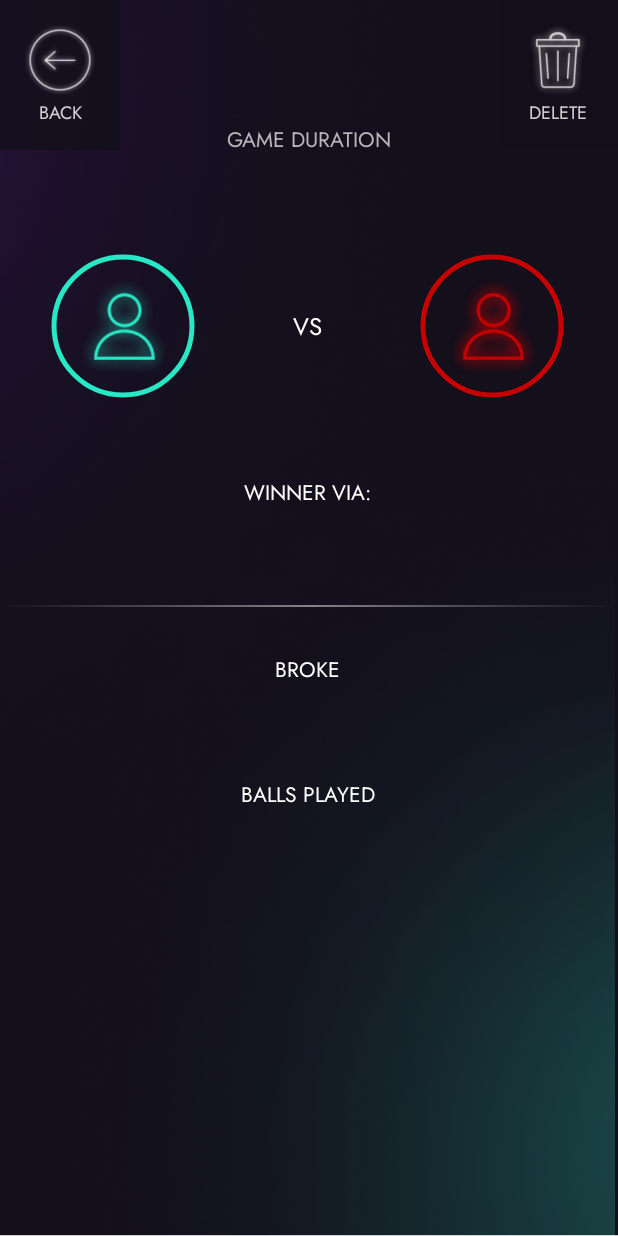
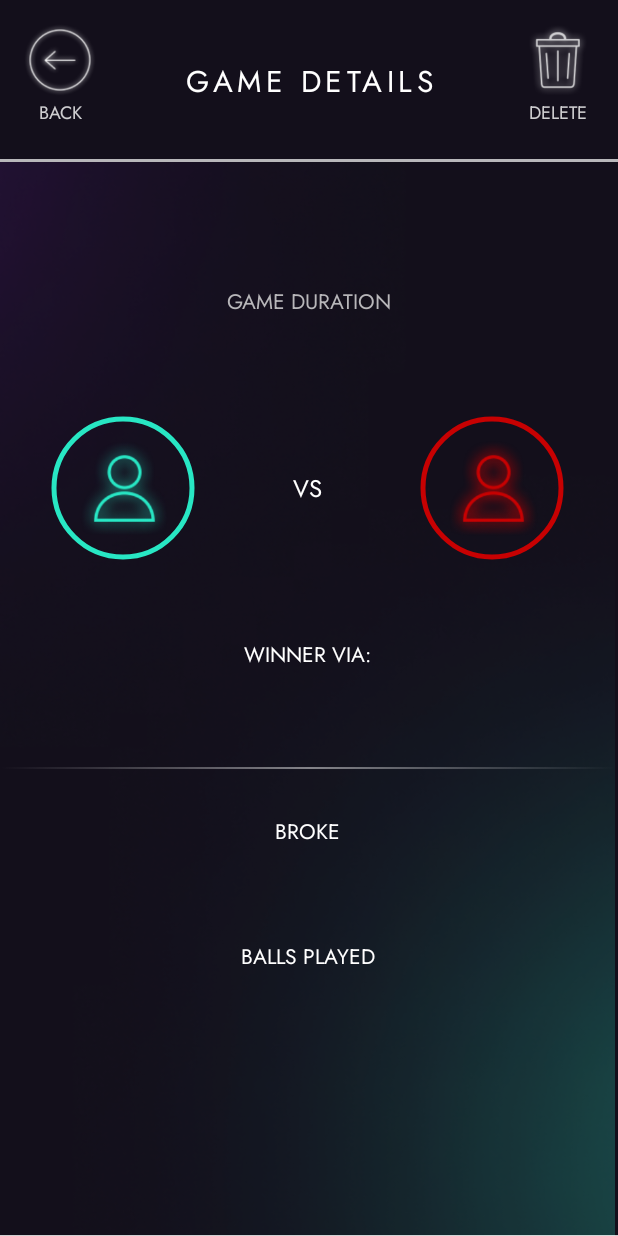
Before and after one commit to ryanDMaule/cornerPocket, an Android app: the HistoryGameDetailsFragment screen opened through its navigation route, on a phone screen of 412 x 824 dp. Run offline under Robolectric (Android 15) with nearby library versions, the phone set to English and light mode, and no system bars; our stand-ins replace AdMob; libraries missing offline, so code that uses them is left out: org.mongodb.kbson; pictures from the network do not load; 1 statement that could not run was skipped.

Commit message:
Added title bar to game details view
+ Fixed bug where deleting a game and returning to history page would still show the deleted game

```diff
--- a/app/src/main/java/com/example/cornerpocket/presentation/history/HistoryFragment.kt
+++ b/app/src/main/java/com/example/cornerpocket/presentation/history/HistoryFragment.kt
@@ -7,7 +7,6 @@ import android.util.Log
 import android.view.LayoutInflater
 import android.view.View
 import android.view.ViewGroup
-import android.widget.Toast
 import androidx.activity.OnBackPressedCallback
 import androidx.appcompat.app.AlertDialog
 import androidx.fragment.app.Fragment
@@ -18,7 +17,6 @@ import androidx.recyclerview.widget.GridLayoutManager
 import androidx.recyclerview.widget.RecyclerView
 import com.example.cornerpocket.Adapters.GameHistoryAdapter
 import com.example.cornerpocket.R
-import com.example.cornerpocket.Utils.DialogUtils
 import com.example.cornerpocket.Utils.FilterFunctions
 import com.example.cornerpocket.Utils.FilterFunctions.Companion.createFilterList
 import com.example.cornerpocket.Utils.FilterFunctions.Companion.createFiltersDialog
--- a/app/src/main/java/com/example/cornerpocket/presentation/history/HistoryGameDetailsFragment.kt
+++ b/app/src/main/java/com/example/cornerpocket/presentation/history/HistoryGameDetailsFragment.kt
@@ -14,6 +14,7 @@ import androidx.appcompat.app.AlertDialog
 import androidx.fragment.app.Fragment
 import androidx.fragment.app.viewModels
 import androidx.navigation.fragment.findNavController
+import androidx.navigation.navGraphViewModels
 import com.example.cornerpocket.R
 import com.example.cornerpocket.Utils.HelperFunctions
 import com.example.cornerpocket.Utils.ImageUtils
@@ -28,6 +29,7 @@ import com.example.cornerpocket.models.RED
 import com.example.cornerpocket.models.SPOT
 import com.example.cornerpocket.models.STRIPE
 import com.example.cornerpocket.models.YELLOW
+import com.example.cornerpocket.viewModels.FilterViewModel
 import com.example.cornerpocket.viewModels.PlayViewModel
 import com.google.android.material.button.MaterialButton
 import org.mongodb.kbson.ObjectId
@@ -38,6 +40,7 @@ class HistoryGameDetailsFragment : Fragment() {
     private var _binding : FragmentGameDetailsBinding? = null
     private val binding get() = _binding!!
     private val viewModel: PlayViewModel by viewModels()
+    private val filterViewModel: FilterViewModel by navGraphViewModels(R.id.historyGraph)
 
     private var passedGame: Game? = null
     //endregion
@@ -201,8 +204,9 @@ class HistoryGameDetailsFragment : Fragment() {
     private fun formatPage() {
         binding.recordCl.visibility = View.GONE
 
-        binding.backButtonConstraint.visibility = View.VISIBLE
-        binding.backButtonConstraint.setOnClickListener {
+        binding.backButton.visibility = View.VISIBLE
+        binding.backText.visibility = View.VISIBLE
+        binding.backButton.setOnClickListener {
             NavigationUtils.navigateAndClearBackStack(
                 findNavController(),
                 R.id.action_historyGameDetailsFragment_to_historyFragment,
@@ -210,8 +214,9 @@ class HistoryGameDetailsFragment : Fragment() {
             )
         }
 
-        binding.deleteButtonConstraint.visibility = View.VISIBLE
-        binding.deleteButtonConstraint.setOnClickListener {
+        binding.deleteButton.visibility = View.VISIBLE
+        binding.deleteText.visibility = View.VISIBLE
+        binding.deleteButton.setOnClickListener {
             removeGameWarningDialog()
         }
 
@@ -247,7 +252,12 @@ class HistoryGameDetailsFragment : Fragment() {
 
         dialogButton2.setOnClickListener {
             Toast.makeText(context, getString(R.string.game_deleted), Toast.LENGTH_SHORT).show()
-
+            if (filterViewModel.unfilteredGameList != null){
+                filterViewModel.unfilteredGameList!!.remove(passedGame)
+            }
+            if (filterViewModel.filteredGameList != null){
+                filterViewModel.filteredGameList!!.remove(passedGame)
+            }
             viewModel.removeGame(passedGame)
             NavigationUtils.navigateAndClearBackStack(
                 findNavController(),
--- a/app/src/main/res/layout/fragment_game_details.xml
+++ b/app/src/main/res/layout/fragment_game_details.xml
@@ -8,13 +8,106 @@
     android:background="@drawable/gradient_purple_blue"
     tools:context=".presentation.play.GameDetailsFragment">
 
+    <!-- NAV SECTION -->
+    <androidx.constraintlayout.widget.ConstraintLayout
+        android:id="@+id/titlebar"
+        android:layout_width="match_parent"
+        android:layout_height="wrap_content"
+        android:background="@color/dark_primary"
+        app:layout_constraintEnd_toEndOf="parent"
+        app:layout_constraintStart_toStartOf="parent"
+        app:layout_constraintTop_toTopOf="parent">
+
+        <androidx.constraintlayout.widget.ConstraintLayout
+            android:id="@+id/navigation_icons_section"
+            android:layout_width="match_parent"
+            android:layout_height="wrap_content"
+            android:padding="16dp"
+            app:layout_constraintEnd_toEndOf="parent"
+            app:layout_constraintStart_toStartOf="parent"
+            app:layout_constraintTop_toTopOf="parent">
+
+            <TextView
+                android:id="@+id/textView2"
+                style="@style/h2"
+                android:layout_width="0dp"
+                android:layout_marginStart="16dp"
+                android:layout_marginEnd="16dp"
+                android:layout_height="wrap_content"
+                android:text="@string/game_details"
+                app:layout_constraintBottom_toBottomOf="parent"
+                app:layout_constraintEnd_toStartOf="@+id/delete_button"
+                app:layout_constraintStart_toEndOf="@+id/back_button"
+                app:layout_constraintTop_toTopOf="parent" />
+
+            <ImageView
+                android:id="@+id/back_button"
+                style="@style/iconSize"
+                android:contentDescription="@string/back_icon"
+                android:src="@drawable/back_icon_white"
+                app:layout_constraintStart_toStartOf="parent"
+                app:layout_constraintTop_toTopOf="parent"
+                android:visibility="gone"
+                tools:visibility="visible"/>
+
+            <TextView
+                android:id="@+id/back_text"
+                style="@style/navButtonText"
+                android:text="@string/back"
+                android:layout_marginBottom="8dp"
+                app:layout_constraintBottom_toBottomOf="parent"
+                app:layout_constraintEnd_toEndOf="@+id/back_button"
+                app:layout_constraintStart_toStartOf="@+id/back_button"
+                app:layout_constraintTop_toBottomOf="@+id/back_button"
+                android:visibility="gone"
+                tools:visibility="visible"/>
+
+            <ImageView
+                android:id="@+id/delete_button"
+                style="@style/iconSize"
+                android:contentDescription="@string/back_icon"
+                android:src="@drawable/delete_icon"
+                app:layout_constraintEnd_toEndOf="parent"
+                app:layout_constraintTop_toTopOf="parent"
+                app:tint="@color/white_80"
+                android:visibility="gone"
+                tools:visibility="visible"/>
+
+            <TextView
+                android:id="@+id/delete_text"
+                style="@style/navButtonText"
+                android:layout_width="wrap_content"
+                android:layout_height="wrap_content"
+                android:layout_marginTop="2dp"
+                android:text="@string/delete"
+                app:layout_constraintEnd_toEndOf="@+id/delete_button"
+                app:layout_constraintStart_toStartOf="@+id/delete_button"
+                app:layout_constraintTop_toBottomOf="@+id/delete_button"
+                android:visibility="gone"
+                tools:visibility="visible"/>
+
+        </androidx.constraintlayout.widget.ConstraintLayout>
+
+        <ImageView
+            android:id="@+id/background_completion_bar"
+            android:layout_width="0dp"
+            android:layout_height="2dp"
+            android:background="@color/grey"
+            android:contentDescription="@string/image_description"
+            app:layout_constraintBottom_toBottomOf="parent"
+            app:layout_constraintEnd_toEndOf="parent"
+            app:layout_constraintStart_toStartOf="parent" />
+
+
+    </androidx.constraintlayout.widget.ConstraintLayout>
+
     <!-- BODY SECTION -->
     <androidx.constraintlayout.widget.ConstraintLayout
         android:id="@+id/body"
         android:layout_width="match_parent"
         android:layout_height="0dp"
         app:layout_constraintBottom_toTopOf="@+id/footer"
-        app:layout_constraintTop_toTopOf="parent">
+        app:layout_constraintTop_toBottomOf="@+id/titlebar">
 
         <ScrollView
             style="@style/customScrollView"
@@ -26,14 +119,14 @@
             <androidx.constraintlayout.widget.ConstraintLayout
                 android:layout_width="match_parent"
                 android:layout_height="wrap_content"
-                android:paddingBottom="56dp">
+                android:paddingBottom="16dp">
 
                 <!-- DATE / TIME SECTION -->
                 <TextView
                     android:id="@+id/date_title"
                     style="@style/h4"
+                    android:layout_marginTop="16dp"
                     android:textAllCaps="false"
-                    android:layout_marginTop="16dp"
                     app:layout_constraintEnd_toEndOf="parent"
                     app:layout_constraintStart_toStartOf="parent"
                     app:layout_constraintTop_toTopOf="parent"
@@ -42,25 +135,25 @@
                 <TextView
                     android:id="@+id/game_type_title"
                     style="@style/h4"
+                    android:layout_marginTop="12dp"
+                    android:textColor="@color/grey"
                     android:textSize="14sp"
-                    android:textColor="@color/grey"
-                    android:layout_marginTop="12dp"
                     app:layout_constraintEnd_toEndOf="parent"
                     app:layout_constraintStart_toStartOf="parent"
                     app:layout_constraintTop_toBottomOf="@+id/date_title"
-                    tools:text="game type : ENGLISH 8-ball"/>
+                    tools:text="game type : ENGLISH 8-ball" />
 
                 <TextView
                     android:id="@+id/game_duration_title"
                     style="@style/h4"
+                    android:layout_marginTop="12dp"
+                    android:text="@string/game_duration"
+                    android:textColor="@color/grey"
                     android:textSize="14sp"
-                    android:textColor="@color/grey"
-                    android:text="@string/game_duration"
-                    android:layout_marginTop="12dp"
                     app:layout_constraintEnd_toEndOf="parent"
                     app:layout_constraintStart_toStartOf="parent"
                     app:layout_constraintTop_toBottomOf="@+id/game_type_title"
-                    tools:text="game duration : 6:37"/>
+                    tools:text="game duration : 6:37" />
 
                 <!-- SPLIT SECTION -->
                 <androidx.constraintlayout.widget.ConstraintLayout
@@ -87,8 +180,8 @@
                         style="@style/userIcon"
                         android:layout_width="100dp"
                         android:layout_height="100dp"
+                        android:layout_marginStart="32dp"
                         android:layout_marginTop="64dp"
-                        android:layout_marginStart="32dp"
                         android:contentDescription="@string/user_icon_blue"
                         app:layout_constraintStart_toStartOf="parent"
                         app:layout_constraintTop_toTopOf="@+id/user_crown" />
@@ -163,9 +256,9 @@
                     <TextView
                         android:id="@+id/winner_via_title"
                         style="@style/h4"
-                        android:textSize="14sp"
                         android:layout_marginTop="24dp"
                         android:text="@string/winner_via"
+                        android:textSize="14sp"
                         app:layout_constraintEnd_toEndOf="parent"
                         app:layout_constraintStart_toStartOf="parent"
                         app:layout_constraintTop_toBottomOf="@+id/user_text" />
@@ -200,10 +293,10 @@
                     <!-- RECORD HEADING -->
                     <androidx.constraintlayout.widget.ConstraintLayout
                         android:id="@+id/record_cl"
-                        android:padding="8dp"
-                        android:minHeight="80dp"
                         android:layout_width="match_parent"
                         android:layout_height="wrap_content"
+                        android:minHeight="80dp"
+                        android:padding="8dp"
                         app:layout_constraintTop_toBottomOf="@+id/divider_1">
 
                         <androidx.constraintlayout.widget.Guideline
@@ -434,74 +527,40 @@
 
     </androidx.constraintlayout.widget.ConstraintLayout>
 
-    <!-- BACK BUTTON -->
-    <androidx.constraintlayout.widget.ConstraintLayout
-        android:id="@+id/back_button_constraint"
-        android:layout_width="wrap_content"
-        android:layout_height="wrap_content"
-        android:padding="16dp"
-        android:background="#CC130F1B"
-        app:layout_constraintStart_toStartOf="parent"
-        app:layout_constraintTop_toTopOf="parent"
-        android:visibility="gone"
-        tools:visibility="visible">
+    <!-- DELETE BUTTON -->
+<!--    <androidx.constraintlayout.widget.ConstraintLayout-->
+<!--        android:id="@+id/delete_button_constraint"-->
+<!--        android:layout_width="wrap_content"-->
+<!--        android:layout_height="wrap_content"-->
+<!--        android:background="#CC130F1B"-->
+<!--        android:padding="16dp"-->
+<!--        android:visibility="gone"-->
+<!--        app:layout_constraintEnd_toEndOf="parent"-->
+<!--        app:layout_constraintTop_toTopOf="parent"-->
+<!--        tools:visibility="visible">-->
 
-        <ImageView
-            android:id="@+id/back_button"
-            style="@style/iconSize"
-            android:contentDescription="@string/back_icon"
-            android:src="@drawable/back_icon_white"
-            app:layout_constraintEnd_toEndOf="parent"
-            app:layout_constraintStart_toStartOf="parent"
-            app:layout_constraintTop_toTopOf="parent" />
+<!--        <ImageView-->
+<!--            android:id="@+id/delete_button"-->
+<!--            style="@style/iconSize"-->
+<!--            android:contentDescription="@string/back_icon"-->
+<!--            android:src="@drawable/delete_icon"-->
+<!--            app:layout_constraintEnd_toEndOf="parent"-->
+<!--            app:layout_constraintStart_toStartOf="parent"-->
+<!--            app:layout_constraintTop_toTopOf="parent"-->
+<!--            app:tint="@color/white_80" />-->
 
-        <TextView
-            android:id="@+id/back_text"
-            style="@style/navButtonText"
-            android:layout_width="wrap_content"
-            android:layout_height="wrap_content"
-            android:layout_marginTop="2dp"
-            android:text="@string/back"
-            app:layout_constraintEnd_toEndOf="@+id/back_button"
-            app:layout_constraintStart_toStartOf="@+id/back_button"
-            app:layout_constraintTop_toBottomOf="@+id/back_button" />
+<!--        <TextView-->
+<!--            android:id="@+id/delete_text"-->
+<!--            style="@style/navButtonText"-->
+<!--            android:layout_width="wrap_content"-->
+<!--            android:layout_height="wrap_content"-->
+<!--            android:layout_marginTop="2dp"-->
+<!--            android:text="@string/delete"-->
+<!--            app:layout_constraintEnd_toEndOf="@+id/delete_button"-->
+<!--            app:layout_constraintStart_toStartOf="@+id/delete_button"-->
+<!--            app:layout_constraintTop_toBottomOf="@+id/delete_button" />-->
 
-    </androidx.constraintlayout.widget.ConstraintLayout>
-
-    <!-- BACK BUTTON -->
-    <androidx.constraintlayout.widget.ConstraintLayout
-        android:id="@+id/delete_button_constraint"
-        android:layout_width="wrap_content"
-        android:layout_height="wrap_content"
-        android:background="#CC130F1B"
-        android:padding="16dp"
-        android:visibility="gone"
-        app:layout_constraintEnd_toEndOf="parent"
-        app:layout_constraintTop_toTopOf="parent"
-        tools:visibility="visible">
-
-        <ImageView
-            android:id="@+id/delete_button"
-            style="@style/iconSize"
-            android:contentDescription="@string/back_icon"
-            android:src="@drawable/delete_icon"
-            app:layout_constraintEnd_toEndOf="parent"
-            app:layout_constraintStart_toStartOf="parent"
-            app:layout_constraintTop_toTopOf="parent"
-            app:tint="@color/white_80" />
-
-        <TextView
-            android:id="@+id/delete_text"
-            style="@style/navButtonText"
-            android:layout_width="wrap_content"
-            android:layout_height="wrap_content"
-            android:layout_marginTop="2dp"
-            android:text="@string/delete"
-            app:layout_constraintEnd_toEndOf="@+id/delete_button"
-            app:layout_constraintStart_toStartOf="@+id/delete_button"
-            app:layout_constraintTop_toBottomOf="@+id/delete_button" />
-
-    </androidx.constraintlayout.widget.ConstraintLayout>
+<!--    </androidx.constraintlayout.widget.ConstraintLayout>-->
 
     <!-- FOOTER SECTION -->
     <androidx.constraintlayout.widget.ConstraintLayout
--- a/app/src/main/res/values/strings.xml
+++ b/app/src/main/res/values/strings.xml
@@ -202,5 +202,6 @@
     <string name="generating_stats">Generating stats</string>
     <string name="balls_played_helper">Tap the balls you were attempting to pocket</string>
     <string name="who_won_helper">Tap the winner and select how they won from the dropdown box</string>
+    <string name="game_details">Game details</string>
 
 </resources>
```
